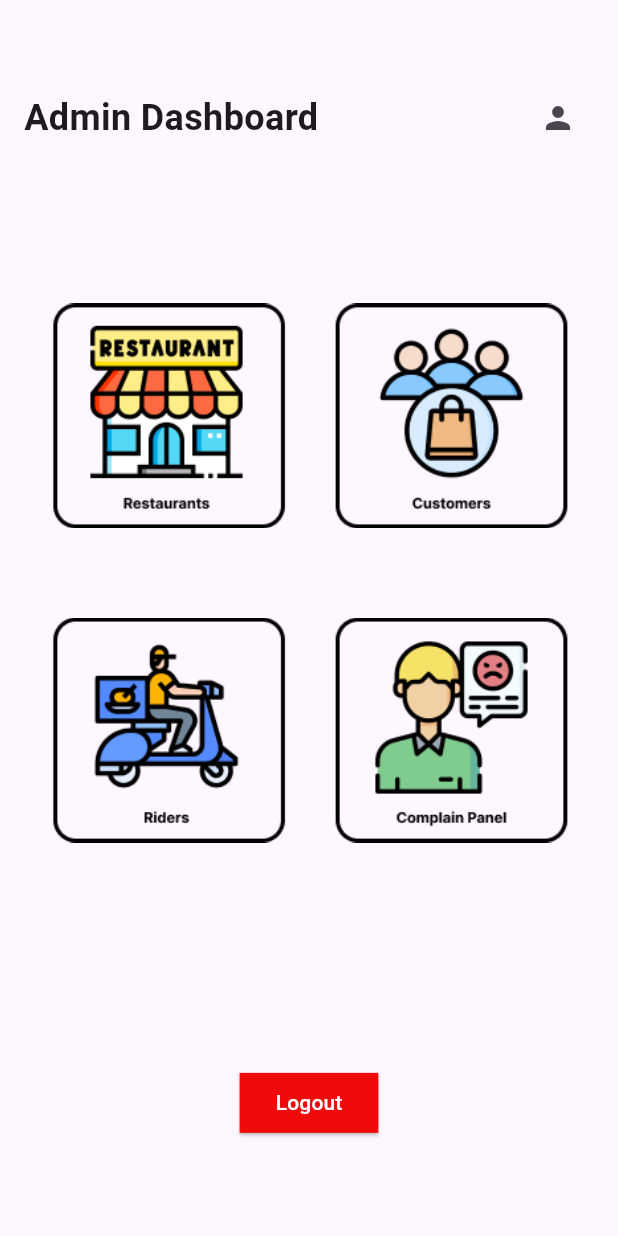
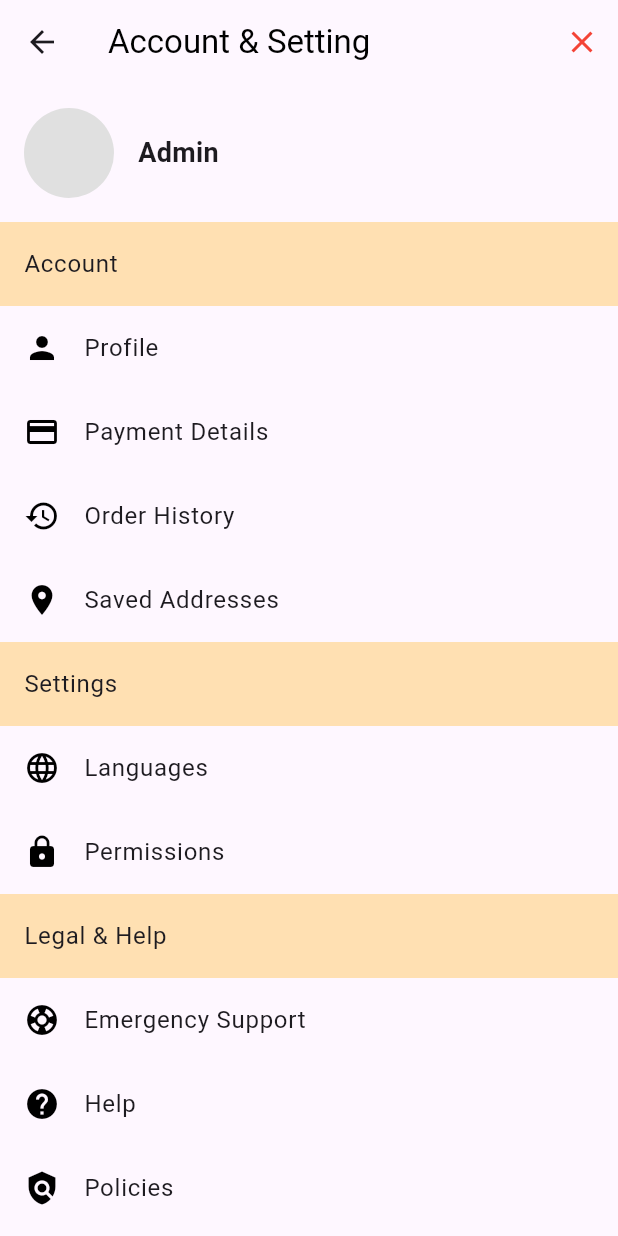
Before and after one commit to ImranChowdhuryFahim/Foodology, a Flutter app: the AdminDashboard screen opened directly, after a tap on the "person" icon, on a phone screen of 412 x 824 dp. Run offline on Flutter 3.47's test engine with Material 3 defaults, Android fonts, the light colour scheme and no system bars; our stand-ins replace flutter_dotenv, supabase_flutter; accounts and stored records are empty.

Commit message:
admin profile and admin account page done

```diff
--- /dev/null
+++ b/lib/features/dashboard/admin/presentation/pages/admin_account.dart
@@ -0,0 +1,101 @@
+import 'package:flutter/material.dart';
+import 'package:foodology/features/dashboard/admin/presentation/pages/admin_profile.dart';
+import 'package:foodology/features/dashboard/admin/presentation/widgets/account_option.dart';
+
+class AdminAccount extends StatelessWidget {
+  static route() =>
+      MaterialPageRoute(builder: (context) => const AdminAccount());
+  const AdminAccount({super.key});
+
+  @override
+  Widget build(BuildContext context) {
+    return Scaffold(
+      appBar: AppBar(
+        elevation: 0,
+        title: const Text('Account & Setting',
+            style: TextStyle(color: Colors.black)),
+        actions: [
+          IconButton(
+            icon: const Icon(Icons.close, color: Colors.red),
+            onPressed: () {
+              // Add your onPressed code here!
+            },
+          ),
+        ],
+      ),
+      body: SingleChildScrollView(
+        child: Column(
+          children: [
+            GestureDetector(
+              onTap: () => Navigator.push(context, AdminProfile.route()),
+              child: Container(
+                padding: const EdgeInsets.all(16.0),
+                child: Row(
+                  children: [
+                    CircleAvatar(
+                      radius: 30,
+                      backgroundColor: Colors.grey.shade300,
+                    ),
+                    const SizedBox(width: 16),
+                    const Column(
+                      crossAxisAlignment: CrossAxisAlignment.start,
+                      children: [
+                        Text('Admin',
+                            style: TextStyle(
+                                fontSize: 18, fontWeight: FontWeight.bold)),
+                      ],
+                    ),
+                  ],
+                ),
+              ),
+            ),
+            ListTile(
+              title: const Text('Account'),
+              tileColor: Colors.orange.shade100,
+            ),
+            const AccountOption(title: 'Profile', icon: Icons.person),
+            const AccountOption(title: 'Payment Details', icon: Icons.payment),
+            const AccountOption(title: 'Order History', icon: Icons.history),
+            const AccountOption(
+                title: 'Saved Addresses', icon: Icons.location_on),
+            ListTile(
+              title: const Text('Settings'),
+              tileColor: Colors.orange.shade100,
+            ),
+            const AccountOption(title: 'Languages', icon: Icons.language),
+            const AccountOption(title: 'Permissions', icon: Icons.lock),
+            ListTile(
+              title: const Text('Legal & Help'),
+              tileColor: Colors.orange.shade100,
+            ),
+            const AccountOption(
+                title: 'Emergency Support', icon: Icons.support),
+            const AccountOption(title: 'Help', icon: Icons.help),
+            const AccountOption(title: 'Policies', icon: Icons.policy),
+            ListTile(
+              leading: const Icon(Icons.logout, color: Colors.red),
+              title: const Text('Log Out'),
+              onTap: () {},
+            ),
+            const Padding(
+              padding: const EdgeInsets.symmetric(vertical: 16.0),
+              child: Row(
+                mainAxisAlignment: MainAxisAlignment.center,
+                children: [
+                  Icon(Icons.youtube_searched_for, color: Colors.red),
+                  SizedBox(width: 16),
+                  Icon(Icons.facebook, color: Colors.blue),
+                  SizedBox(width: 16),
+                  Icon(Icons.facebook, color: Colors.purple),
+                  SizedBox(width: 16),
+                  Icon(Icons.facebook, color: Colors.green),
+                ],
+              ),
+            ),
+            const Center(child: Text('Version 0.0.1')),
+          ],
+        ),
+      ),
+    );
+  }
+}
--- a/lib/features/dashboard/admin/presentation/pages/admin_dashboard.dart
+++ b/lib/features/dashboard/admin/presentation/pages/admin_dashboard.dart
@@ -1,4 +1,5 @@
 import 'package:flutter/material.dart';
+import 'package:foodology/features/dashboard/admin/presentation/pages/admin_account.dart';
 
 class AdminDashboard extends StatelessWidget {
   static route() =>
@@ -25,7 +26,8 @@ class AdminDashboard extends StatelessWidget {
                     style: TextStyle(fontSize: 24, fontWeight: FontWeight.bold),
                   ),
                   IconButton(
-                      onPressed: () {},
+                      onPressed: () =>
+                          Navigator.push(context, AdminAccount.route()),
                       icon: const Icon(
                         Icons.person,
                         size: 24,
--- /dev/null
+++ b/lib/features/dashboard/admin/presentation/widgets/account_option.dart
@@ -0,0 +1,21 @@
+import 'package:flutter/material.dart';
+
+class AccountOption extends StatelessWidget {
+  final String title;
+  final IconData icon;
+
+  const AccountOption({
+    super.key,
+    required this.title,
+    required this.icon,
+  });
+
+  @override
+  Widget build(BuildContext context) {
+    return ListTile(
+      leading: Icon(icon, color: Colors.black),
+      title: Text(title),
+      onTap: () {},
+    );
+  }
+}
```
Also changed, not shown: lib/features/dashboard/admin/presentation/pages/admin_profile.dart (added, +86 -0 lines).
